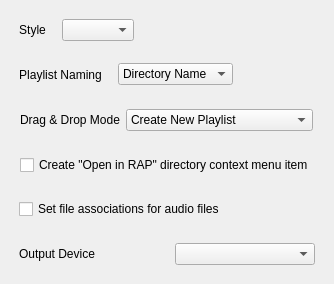
First picture: the form in src/settingswindow/settingswindow.ui, repository savannstm/revolutionary-audio-player, before the edit.
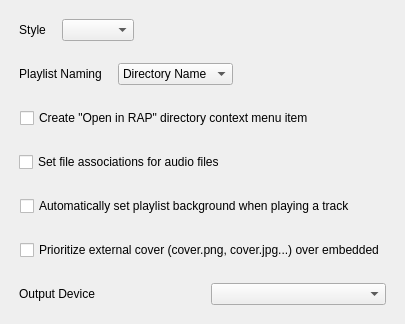
Second picture: the form after the edit.

Commit message: Remove drag and drop from settings window, add image related options

What changed in the file:
```diff
--- a/src/settingswindow/settingswindow.ui
+++ b/src/settingswindow/settingswindow.ui
@@ -6,8 +6,8 @@
    <rect>
     <x>0</x>
     <y>0</y>
-    <width>331</width>
-    <height>284</height>
+    <width>398</width>
+    <height>324</height>
    </rect>
   </property>
   <property name="windowTitle">
@@ -110,33 +110,6 @@
      </layout>
     </widget>
    </item>
-   <item alignment="Qt::AlignmentFlag::AlignLeft">
-    <widget class="QWidget" name="dragDropSelectContainer" native="true">
-     <layout class="QHBoxLayout" name="horizontalLayout_4">
-      <item>
-       <widget class="QLabel" name="dragdropSelectLabel">
-        <property name="text">
-         <string>Drag &amp; Drop Mode</string>
-        </property>
-       </widget>
-      </item>
-      <item>
-       <widget class="QComboBox" name="dragdropSelect">
-        <item>
-         <property name="text">
-          <string>Create New Playlist</string>
-         </property>
-        </item>
-        <item>
-         <property name="text">
-          <string>Insert To The Current Playlist</string>
-         </property>
-        </item>
-       </widget>
-      </item>
-     </layout>
-    </widget>
-   </item>
    <item alignment="Qt::AlignmentFlag::AlignLeft">
     <widget class="QWidget" name="createMenuItemContainer" native="true">
      <layout class="QHBoxLayout" name="horizontalLayout_2">
@@ -178,6 +151,32 @@
      </layout>
     </widget>
    </item>
+   <item>
+    <widget class="QWidget" name="backgroundImageContainer" native="true">
+     <layout class="QHBoxLayout" name="horizontalLayout_7">
+      <item>
+       <widget class="QCheckBox" name="backgroundImageCheckbox">
+        <property name="text">
+         <string>Automatically set playlist background when playing a track</string>
+        </property>
+       </widget>
+      </item>
+     </layout>
+    </widget>
+   </item>
+   <item>
+    <widget class="QWidget" name="prioritizeExternalContainer" native="true">
+     <layout class="QHBoxLayout" name="horizontalLayout_4">
+      <item>
+       <widget class="QCheckBox" name="prioritizeExternalCheckbox">
+        <property name="text">
+         <string>Prioritize external cover (cover.png, cover.jpg...) over embedded</string>
+        </property>
+       </widget>
+      </item>
+     </layout>
+    </widget>
+   </item>
    <item>
     <widget class="QWidget" name="outputDeviceContainer" native="true">
      <layout class="QHBoxLayout" name="horizontalLayout_3">
```
The commit also changes 2 other files.
